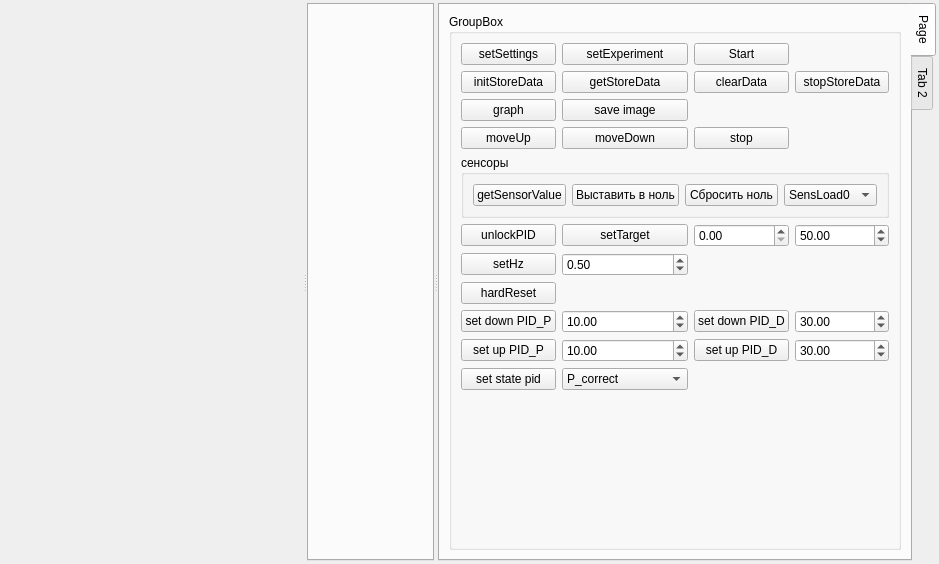
predbannikov/pg-liga, file pg-liga/experimentview.ui: the form before one commit.
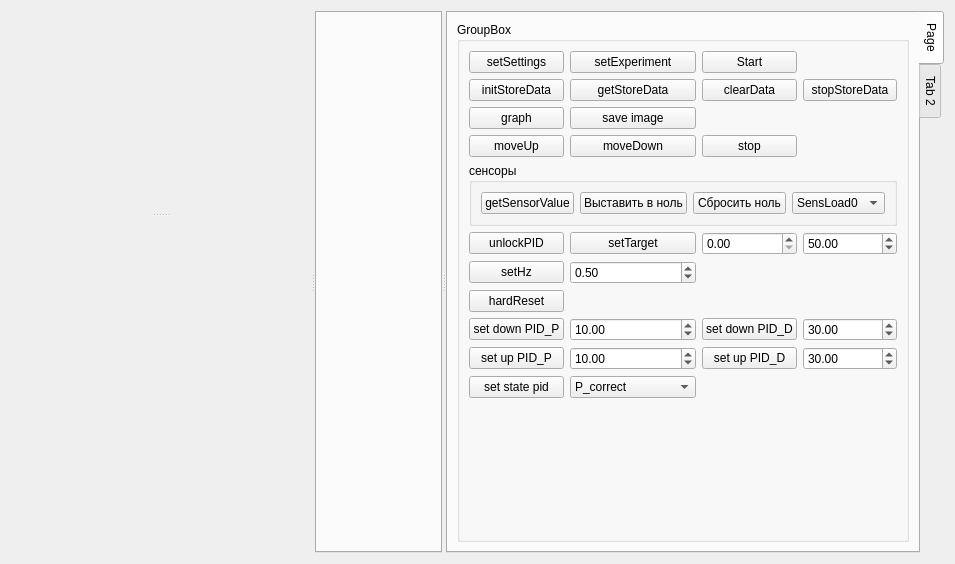
The form after the commit.

Commit message: client: добавил сплиттер вертикальный в левую панель операций

The edit to the form file:
```diff
--- a/pg-liga/experimentview.ui
+++ b/pg-liga/experimentview.ui
@@ -14,29 +14,18 @@
    <string>Form</string>
   </property>
   <layout class="QGridLayout" name="gridLayout">
-   <property name="leftMargin">
-    <number>3</number>
-   </property>
-   <property name="topMargin">
-    <number>3</number>
-   </property>
-   <property name="rightMargin">
-    <number>3</number>
-   </property>
-   <property name="bottomMargin">
-    <number>3</number>
-   </property>
-   <property name="spacing">
-    <number>1</number>
-   </property>
    <item row="0" column="0">
     <widget class="QSplitter" name="splitter">
-     <property name="lineWidth">
-      <number>0</number>
-     </property>
      <property name="orientation">
       <enum>Qt::Horizontal</enum>
      </property>
+     <widget class="QWidget" name="widget" native="true">
+      <layout class="QGridLayout" name="gridLayout_4">
+       <item row="0" column="0">
+        <widget class="QSplitter" name="splitter_2">
+         <property name="orientation">
+          <enum>Qt::Vertical</enum>
+         </property>
      <widget class="QScrollArea" name="scrollArea">
       <property name="minimumSize">
        <size>
@@ -62,27 +51,16 @@
          <x>0</x>
          <y>0</y>
          <width>300</width>
-         <height>558</height>
-        </rect>
-       </property>
-       <layout class="QVBoxLayout" name="verticalLayout">
-        <property name="spacing">
-         <number>0</number>
-        </property>
-        <property name="leftMargin">
-         <number>0</number>
-        </property>
-        <property name="topMargin">
-         <number>0</number>
-        </property>
-        <property name="rightMargin">
-         <number>0</number>
-        </property>
-        <property name="bottomMargin">
-         <number>0</number>
-        </property>
-       </layout>
-      </widget>
+             <height>507</height>
+            </rect>
+           </property>
+           <layout class="QVBoxLayout" name="verticalLayout"/>
+          </widget>
+         </widget>
+         <widget class="QWidget" name="widget_2" native="true"/>
+        </widget>
+       </item>
+      </layout>
      </widget>
      <widget class="QTabWidget" name="tabGraphics">
       <property name="currentIndex">
```
Lines whose indentation alone changed are shown as unchanged.
